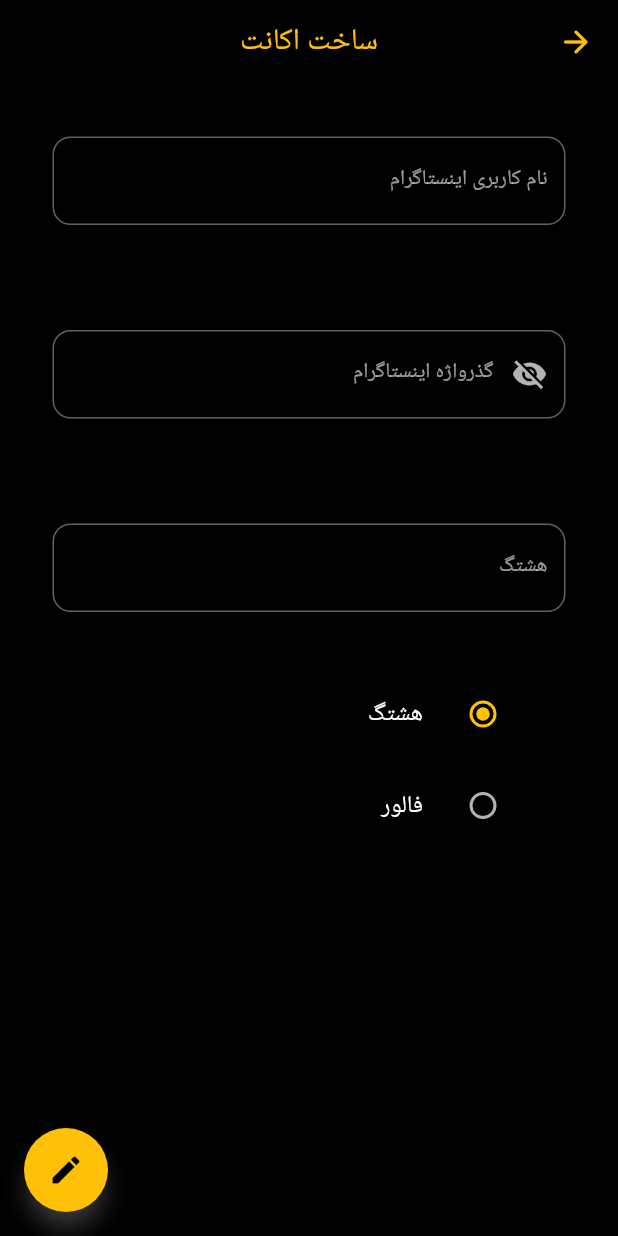
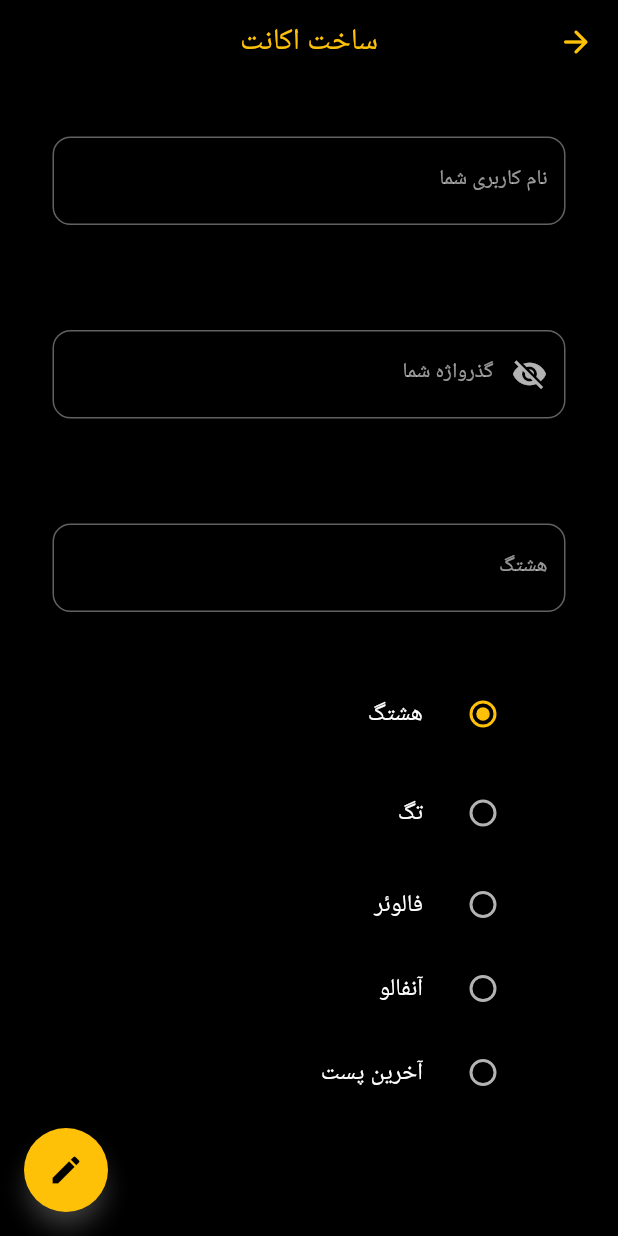
Before and after one commit to 0xj0hn/insta-dev, a Flutter app: the screen it shows after launch, after a tap on the "add" icon, on a phone screen of 412 x 824 dp. Run offline on Flutter 3.47's test engine with Material 2 defaults, Android fonts, the phone set to English and light mode, and no system bars; our stand-ins replace flutter_local_notifications, get, hive, hive_flutter; accounts and stored records are empty; network calls fail; Roboto replaces fonts that are missing (Vazir).

Commit message:
added some abilities to app(only UI). like hashtag, tag, follower, unfollow, etc.

```diff
--- a/App/insta_dev/lib/accounter.dart
+++ b/App/insta_dev/lib/accounter.dart
@@ -5,6 +5,7 @@
 import 'package:flutter/material.dart';
 import 'package:get/get.dart';
 import 'package:insta_dev/change_information.dart';
+import 'package:insta_dev/notification_services.dart';
 import 'utils.dart';
 import 'dart:io';
 import "package:flutter_local_notifications/flutter_local_notifications.dart";
@@ -18,6 +19,24 @@
     final passwordC = TextEditingController().obs;
     final hashtagCo = TextEditingController().obs;
     var choice = 0.obs;
+    RxList<String> choices(choice) {
+      RxList<String> val = <String>["", ""].obs;
+      if (choice == 0) {
+        val[0] = "هشتگ";
+        val[1] = "هشتگ را وارد کنید.";
+      } else if (choice == 1) {
+        val[0] = "تگ";
+        val[1] = "ايدی اکانت مورد نظر را وارد کنید.";
+      } else if (choice == 2) {
+        val[0] = "فالوئر";
+        val[1] = "اکانت مورد نظر را وارد کنید.";
+      } else if (choice == 3) {
+        val[0] = "آنفالو";
+        val[1] = "اکانت مورد نظر را وارد کنید.";
+      }
+      return val;
+    }
+
     return Directionality(
       textDirection: TextDirection.rtl,
       child: Scaffold(
@@ -38,17 +57,19 @@
           children: [
             Padding(
               padding: EdgeInsets.all(35),
-              child: TextField(
+              child: Obx(
+                () => TextField(
                   cursorWidth: 1,
                   style: TextStyle(fontSize: 14),
                   controller: usernameC.value,
                   textDirection: TextDirection.ltr,
                   autocorrect: false,
                   decoration: InputDecoration(
-                  labelText: "نام کاربری اینستاگرام",
-                  hintText: "نام کاربری اینستاگرام اکانت را وارد کنید...",
+                    labelText: "نام کاربری شما",
+                    hintText: "نام کاربری اکانت خود را وارد کنید...",
                     border: OutlineInputBorder(
                       borderRadius: BorderRadius.circular(12),
+                    ),
                   ),
                 ),
               ),
@@ -64,8 +85,8 @@
                   obscureText: c.is_visible.value ? false : true,
                   textDirection: TextDirection.ltr,
                   decoration: InputDecoration(
-                    labelText: "گذرواژه اینستاگرام",
-                    hintText: "گذرواژه اینستاگرام اکانت را وارد کنید...",
+                    labelText: "گذرواژه شما",
+                    hintText: "گذرواژه خود را وارد کنید...",
                     border: OutlineInputBorder(
                       borderRadius: BorderRadius.circular(12),
                     ),
@@ -93,17 +114,19 @@
             ),
             Padding(
               padding: EdgeInsets.all(35),
-              child: TextField(
+              child: Obx(
+                () => TextField(
                   cursorWidth: 1,
                   style: TextStyle(fontSize: 14),
                   controller: hashtagCo.value,
                   textDirection: TextDirection.ltr,
                   autocorrect: false,
                   decoration: InputDecoration(
-                  labelText: "هشتگ",
-                  hintText: "هشتگ اینستاگرام اکانت را وارد کنید...",
+                    labelText: choices(choice.value)[0],
+                    hintText: choices(choice.value)[1],
                     border: OutlineInputBorder(
                       borderRadius: BorderRadius.circular(12),
+                    ),
                   ),
                 ),
               ),
@@ -125,12 +148,60 @@
               ),
             ),
             Padding(
+              padding: EdgeInsets.only(left: 50, right: 50, top: 5, bottom: 5),
+              child: ListTile(
+                title: Text("تگ"),
+                leading: Obx(
+                  () => Radio(
+                    activeColor: Colors.amber,
+                    value: 1,
+                    groupValue: choice.value,
+                    onChanged: (i) {
+                      choice.value = i;
+                    },
+                  ),
+                ),
+              ),
+            ),
+            Padding(
               padding: EdgeInsets.only(left: 50, right: 50),
               child: ListTile(
-                title: Text("فالور"),
+                title: Text("فالوئر"),
                 leading: Obx(
                   () => Radio(
-                    value: 1,
+                    value: 2,
+                    groupValue: choice.value,
+                    activeColor: Colors.amber,
+                    onChanged: (i) {
+                      choice.value = i;
+                    },
+                  ),
+                ),
+              ),
+            ),
+            Padding(
+              padding: EdgeInsets.only(left: 50, right: 50),
+              child: ListTile(
+                title: Text("آنفالو"),
+                leading: Obx(
+                  () => Radio(
+                    value: 3,
+                    groupValue: choice.value,
+                    activeColor: Colors.amber,
+                    onChanged: (i) {
+                      choice.value = i;
+                    },
+                  ),
+                ),
+              ),
+            ),
+            Padding(
+              padding: EdgeInsets.only(left: 50, right: 50),
+              child: ListTile(
+                title: Text("آخرین پست"),
+                leading: Obx(
+                  () => Radio(
+                    value: 4,
                     groupValue: choice.value,
                     activeColor: Colors.amber,
                     onChanged: (i) {
@@ -250,27 +321,6 @@
                               ids += "," + response[i].toString();
                             }
                           }
-// mohammad_mahdii_bonyadi / mhdmhdmhd82
-                          // if (response["ranked_items"] == null) {
-                          //   for (int i = 0; i < response["num_results"]; i++) {
-                          //     if (i == 0) {
-                          //       ids += response["items"][i]["id"].toString();
-                          //     } else {
-                          //       ids +=
-                          //           "," + response["items"][i]["id"].toString();
-                          //     }
-                          //   }
-                          // } else {
-                          //   for (int i = 0;
-                          //       i < response["ranked_items"].length;
-                          //       i++) {
-                          //     if (i == 0) {
-                          //       ids += response["ranked_items"][i]["id"];
-                          //     } else {
-                          //       ids += "," + response["ranked_items"][i]["id"];
-                          //     }
-                          //   }
-                          // } the algorithm changed!
 
                           print(ids);
                           Get.back();
@@ -299,11 +349,19 @@
                           //   platformChannelSpecifics,
                           //   payload: 'item x',
                           // ); TODO: these lines are for start notification!
-                          Get.snackbar(
-                            "وضعیت",
+
+                          await NotificationService
+                              .flutterLocalNotificationsPlugin
+                              .show(
+                            0,
+                            'وضعیت',
                             "لایک و سیو انجام شد" +
                                 "\nلایک شده: ${res[0].length}\n" +
                                 "لایک نشده: ${res[1].length}",
+                            NotificationDetails(
+                              android: NotificationService
+                                  .androidPlatformChannelSpecifics,
+                            ),
                           );
                         },
                         onCancel: () {
--- a/App/insta_dev/lib/main.dart
+++ b/App/insta_dev/lib/main.dart
@@ -1,12 +1,24 @@
 import 'package:flutter/material.dart';
 import 'package:get/get.dart';
 import 'package:hive_flutter/adapters.dart';
+import 'package:insta_dev/notification_services.dart';
 import 'package:insta_dev/page/choose_hashtag.dart';
 import 'package:insta_dev/utils.dart';
 import 'accounter.dart';
 import 'package:flutter_local_notifications/flutter_local_notifications.dart';
 
 void main() async {
+  WidgetsFlutterBinding.ensureInitialized();
+
+  NotificationService().init();
+
+  await NotificationService.flutterLocalNotificationsPlugin.show(
+    0,
+    'title',
+    'body',
+    NotificationDetails(
+        android: NotificationService.androidPlatformChannelSpecifics),
+  );
   await Hive.initFlutter();
   await Hive.openBox("accounts");
   // await Controller.flutterLocalNotificationsPlugin.initialize(
@@ -32,7 +44,6 @@
   @override
   Widget build(context) {
     final Controller c = Get.put(Controller());
-
     return Scaffold(
       appBar: AppBar(
           title: Text(
@@ -41,6 +52,8 @@
           ),
           actions: [
             PopupMenuButton(
+              shape: RoundedRectangleBorder(
+                  borderRadius: BorderRadius.circular(10)),
               icon: Icon(
                 Icons.more_vert,
                 color: Colors.amber,
--- a/App/insta_dev/lib/notification_services.dart
+++ b/App/insta_dev/lib/notification_services.dart
@@ -1,12 +1,39 @@
+import 'package:flutter/material.dart';
 import 'package:flutter_local_notifications/flutter_local_notifications.dart';
 
 class NotificationService {
-  static final NotificationService _notificationService =
-      NotificationService._internal();
+  static FlutterLocalNotificationsPlugin flutterLocalNotificationsPlugin =
+      FlutterLocalNotificationsPlugin();
+  static AndroidNotificationDetails androidPlatformChannelSpecifics =
+      AndroidNotificationDetails(
+    'your channel id',
+    'your channel name',
+    channelDescription: 'your channel description',
+    importance: Importance.max,
+    priority: Priority.high,
+    ticker: 'ticker',
+    color: Colors.amber,
+  );
+  static NotificationDetails platformChannelSpecifics =
+      NotificationDetails(android: androidPlatformChannelSpecifics);
+  Future<void> init() async {
+// initialise the plugin. app_icon needs to be a added as a drawable resource to the Android head project
+    final AndroidInitializationSettings initializationSettingsAndroid =
+        AndroidInitializationSettings('icon_image');
 
-  factory NotificationService() {
-    return _notificationService;
+    final InitializationSettings initializationSettings =
+        InitializationSettings(
+      android: initializationSettingsAndroid,
+    );
+    await flutterLocalNotificationsPlugin.initialize(
+      initializationSettings,
+      onSelectNotification: selectNotification,
+    );
   }
 
-  NotificationService._internal();
+  void selectNotification(String payload) async {
+    if (payload != null) {
+      debugPrint('notification payload: $payload');
+    }
+  }
 }
```
Also changed, not shown: App/insta_dev/analysis_options.yaml (added, +29 -0 lines), App/insta_dev/pubspec.lock, 1 other file. Lines whose indentation alone changed are shown as unchanged.
